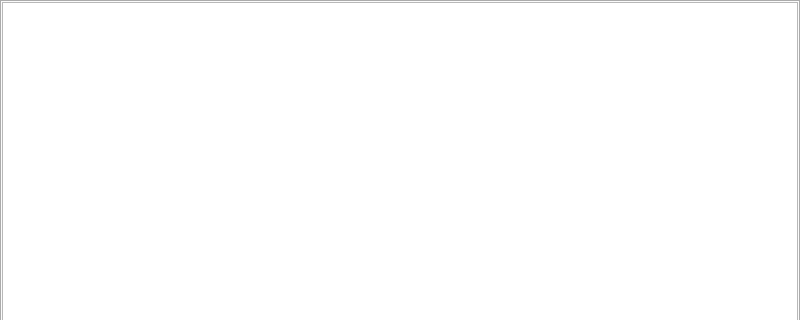
Above: src/views/mainwindow.ui from csb6/accountant before the change; both pictures show x 0 to 800 and y 0 to 320 of the 800 by 600 pixel window. Below: the same form after it.
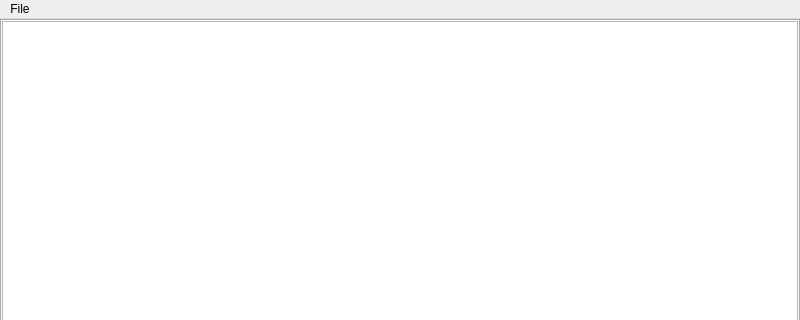
That is the form after the change.

Diff of the .ui file:
```diff
--- a/src/views/mainwindow.ui
+++ b/src/views/mainwindow.ui
@@ -100,6 +100,13 @@
      <height>24</height>
     </rect>
    </property>
+   <widget class="QMenu" name="file_menu">
+    <property name="title">
+     <string>File</string>
+    </property>
+    <addaction name="file_open"/>
+   </widget>
+   <addaction name="file_menu"/>
   </widget>
   <widget class="QStatusBar" name="statusbar"/>
  </widget>
```
Left out of the diff: 8 changed lines with no effect on the pictures.
